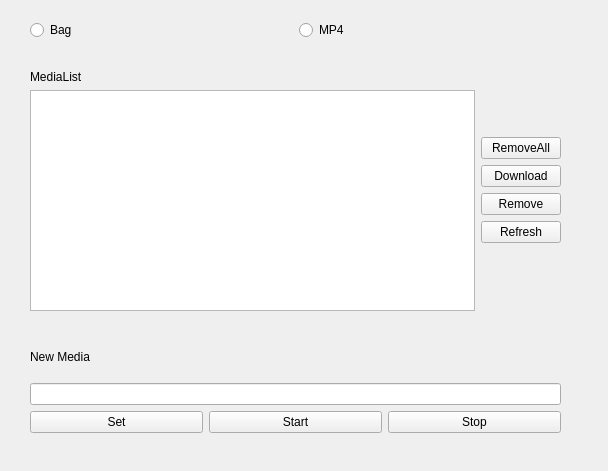
First picture: the form in src/rqt_media_manager_control/resource/media_manager.ui, repository robobe/ros2_media_manager, before the edit.
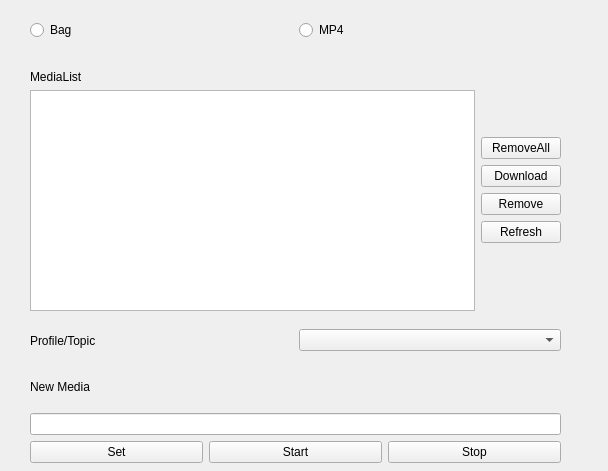
Second picture: the form after the edit.

Commit message: load profiles

What changed in the file:
```diff
--- a/src/rqt_media_manager_control/resource/media_manager.ui
+++ b/src/rqt_media_manager_control/resource/media_manager.ui
@@ -17,7 +17,7 @@
    <property name="geometry">
     <rect>
      <x>30</x>
-     <y>350</y>
+     <y>380</y>
      <width>531</width>
      <height>83</height>
     </rect>
@@ -154,6 +154,28 @@
     </item>
    </layout>
   </widget>
+  <widget class="QWidget" name="horizontalLayoutWidget_3">
+   <property name="geometry">
+    <rect>
+     <x>30</x>
+     <y>320</y>
+     <width>531</width>
+     <height>41</height>
+    </rect>
+   </property>
+   <layout class="QHBoxLayout" name="horizontalLayout_3">
+    <item>
+     <widget class="QLabel" name="label">
+      <property name="text">
+       <string>Profile/Topic</string>
+      </property>
+     </widget>
+    </item>
+    <item>
+     <widget class="QComboBox" name="combo_profiles"/>
+    </item>
+   </layout>
+  </widget>
  </widget>
  <resources/>
  <connections/>
```
The commit also changes 4 other files.
